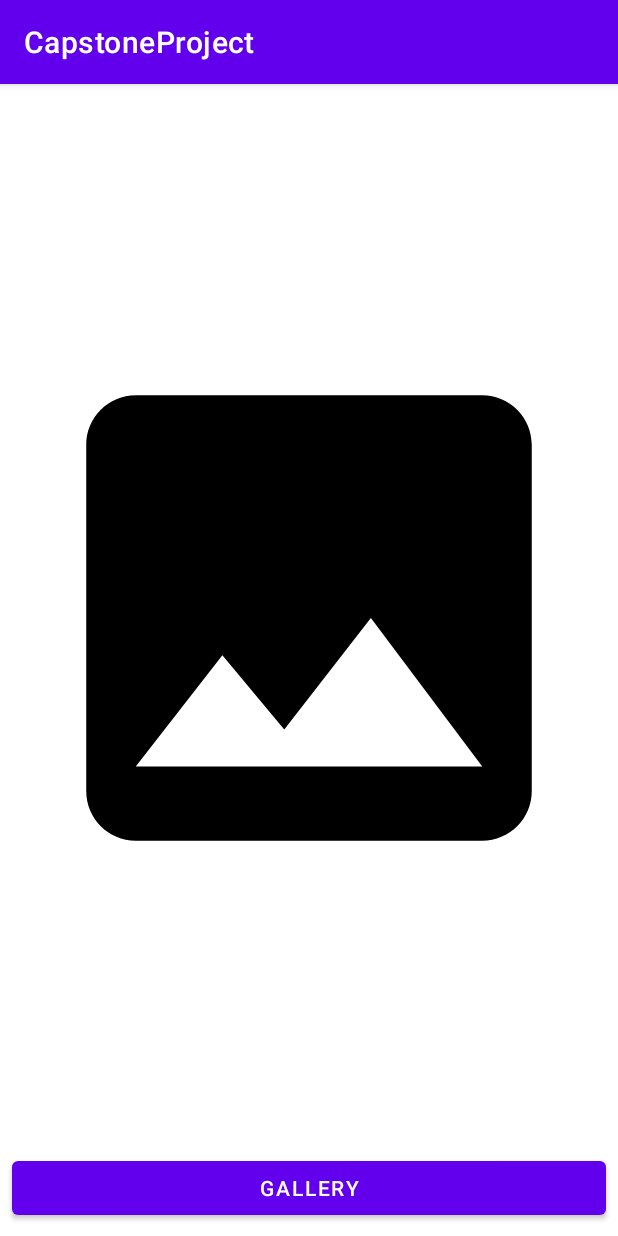
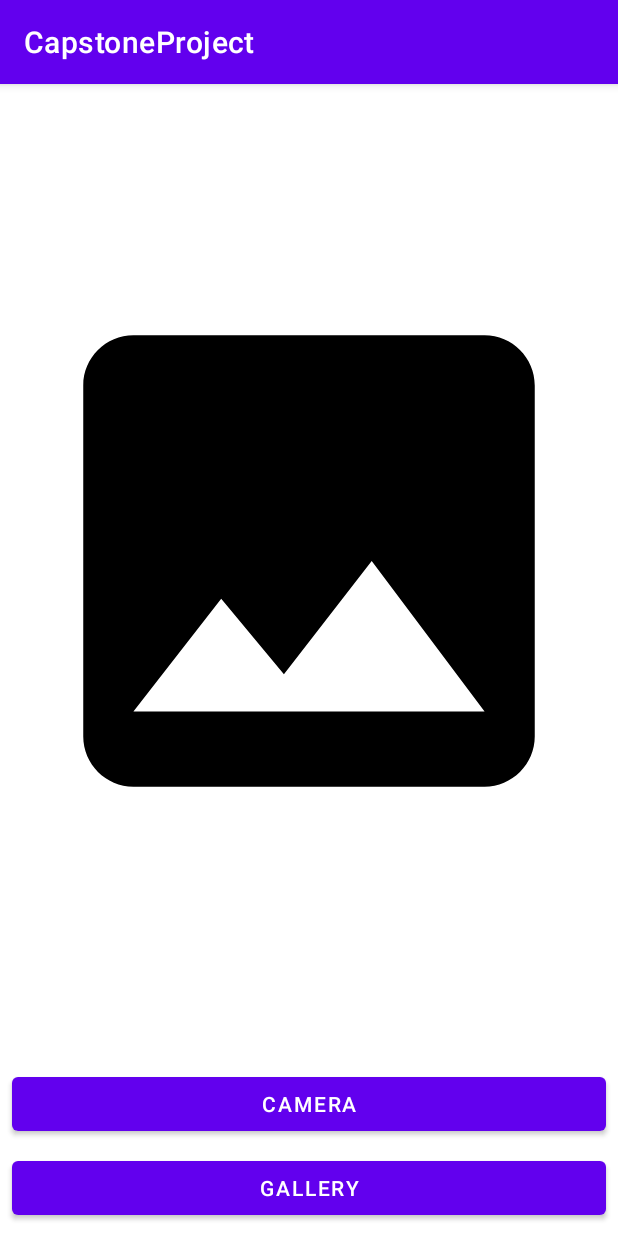
Before and after one commit to FaishalFaruq02/CapstoneProject, an Android app: the MyUploadActivity screen opened directly, with no data from a screen before it, on a phone screen of 412 x 824 dp. Run offline under Robolectric (Android 15) with nearby library versions, the phone set to English and light mode, and no system bars.

Commit message:
add camera

```diff
--- a/app/build.gradle.kts
+++ b/app/build.gradle.kts
@@ -52,4 +52,9 @@ dependencies {
     testImplementation(libs.junit)
     androidTestImplementation(libs.androidx.junit)
     androidTestImplementation(libs.androidx.espresso.core)
+    val cameraxVersion = "1.3.0"
+    implementation(libs.androidx.camera.camera2.v130)
+    implementation(libs.androidx.camera.lifecycle.v130)
+    implementation(libs.androidx.camera.view.v130)
+
 }
--- a/app/src/main/java/com/example/capstoneproject/ui/upload/myupload/MyUploadActivity.kt
+++ b/app/src/main/java/com/example/capstoneproject/ui/upload/myupload/MyUploadActivity.kt
@@ -41,6 +41,11 @@ class MyUploadActivity : AppCompatActivity() {
 
         val previewImageView: ImageView = binding.previewImageView
         val galleryButton: Button = binding.galleryButton
+        val cameraButton: Button = binding.cameraButton
+
+        cameraButton.setOnClickListener {
+            startCameraActivity()
+        }
 
         galleryButton.setOnClickListener {
             startGallery()
@@ -50,6 +55,11 @@ class MyUploadActivity : AppCompatActivity() {
     override fun onSaveInstanceState(outState: Bundle) {
         super.onSaveInstanceState(outState)
         currentImageUri?.let { outState.putString("currentImageUri", it.toString()) }
+    }
+
+    private fun startCameraActivity() {
+        val intent = Intent(this, CameraActivity::class.java)
+        startActivity(intent)
     }
 
     private fun startGallery() {
--- a/app/src/main/res/layout/activity_my_upload.xml
+++ b/app/src/main/res/layout/activity_my_upload.xml
@@ -9,8 +9,8 @@
 
     <ImageView
         android:id="@+id/previewImageView"
-        android:layout_width="0dp"
-        android:layout_height="0dp"
+        android:layout_width="401dp"
+        android:layout_height="512dp"
         android:layout_marginStart="8dp"
         android:layout_marginTop="8dp"
         android:layout_marginEnd="8dp"
@@ -19,7 +19,21 @@
         app:layout_constraintEnd_toEndOf="parent"
         app:layout_constraintStart_toStartOf="parent"
         app:layout_constraintTop_toTopOf="parent"
+        app:layout_constraintVertical_bias="0.292"
         app:srcCompat="@drawable/baseline_image_24" />
+
+    <Button
+        android:id="@+id/cameraButton"
+        android:layout_width="0dp"
+        android:layout_height="wrap_content"
+        android:layout_marginStart="8dp"
+        android:layout_marginEnd="8dp"
+        android:layout_marginBottom="8dp"
+        android:text="@string/camera"
+        app:layout_constraintBottom_toTopOf="@+id/galleryButton"
+        app:layout_constraintEnd_toEndOf="parent"
+        app:layout_constraintHorizontal_bias="0.0"
+        app:layout_constraintStart_toStartOf="parent" />
 
     <Button
         android:id="@+id/galleryButton"
--- a/app/src/main/res/values/strings.xml
+++ b/app/src/main/res/values/strings.xml
@@ -13,4 +13,5 @@
     <string name="My_Book">My Book</string>
     <string name="My_Upload_Book">my upload book</string>
     <string name="gallery">Gallery</string>
+    <string name="camera">Camera</string>
 </resources>
```
Also changed, not shown: app/src/main/AndroidManifest.xml (+9 -0 lines), app/src/main/java/com/example/capstoneproject/ui/upload/myupload/CameraActivity.kt (added, +105 -0 lines), app/src/main/res/layout/activity_camera.xml (added, +15 -0 lines), gradle/libs.versions.toml (+17 -0 lines).
